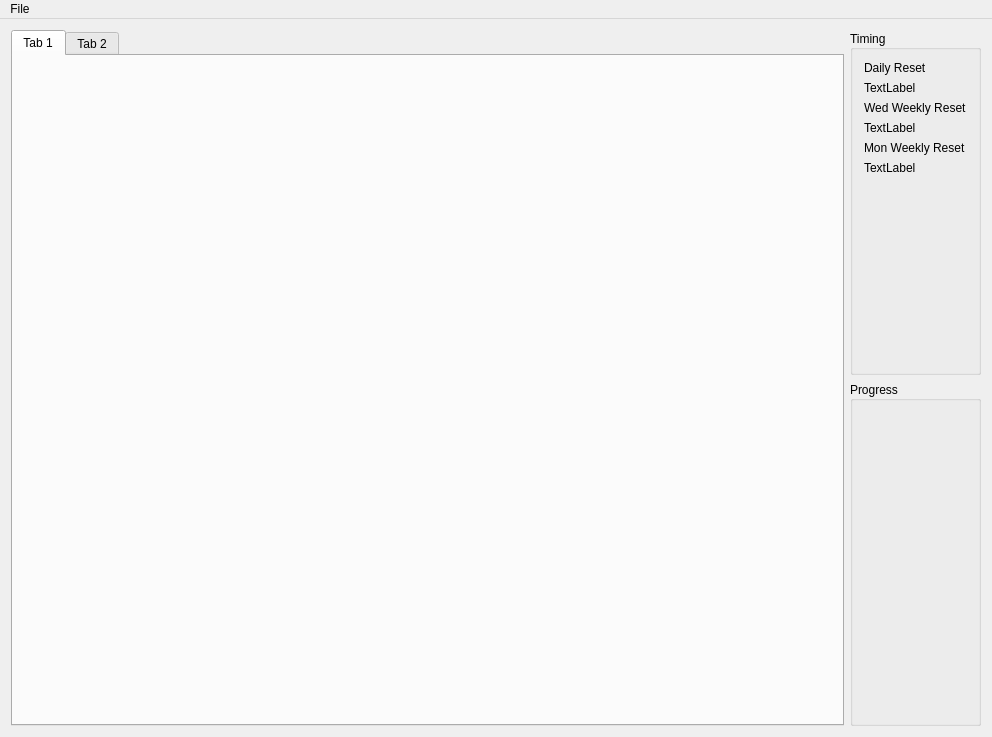
Old version of the form MapleDailyTracker/mainwindow.ui in the repository BryceCallender/OldMapleTracker.
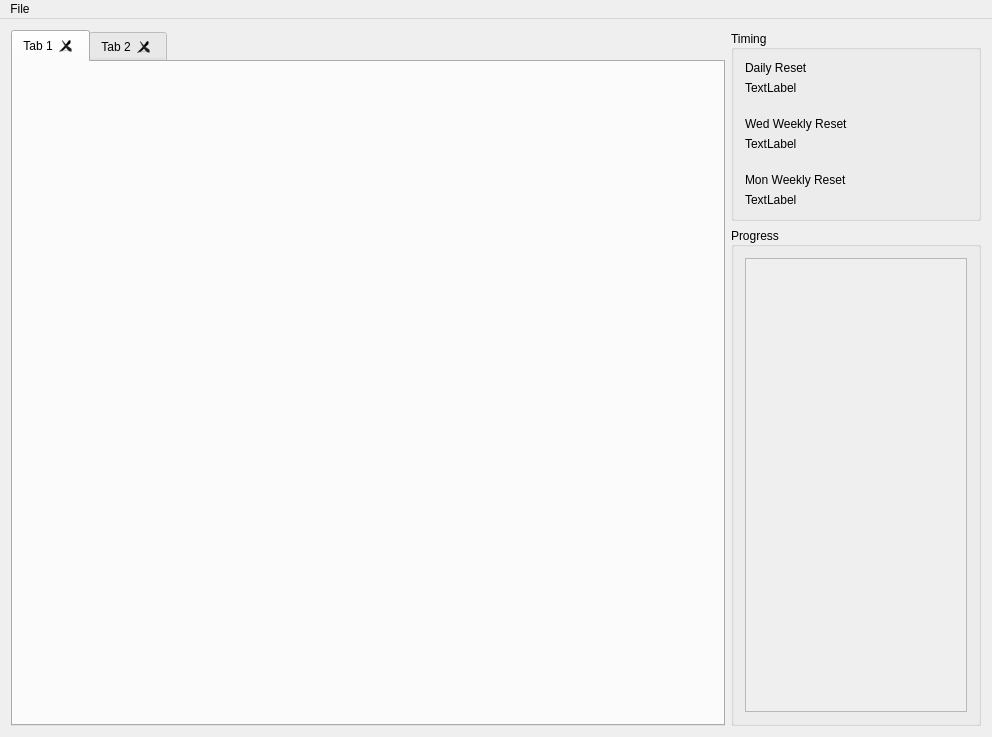
New version of the form. Custom widgets are drawn as their Qt base class.

What changed in the file:
```diff
--- a/MapleDailyTracker/mainwindow.ui
+++ b/MapleDailyTracker/mainwindow.ui
@@ -21,6 +21,18 @@
        <layout class="QGridLayout" name="gridLayout">
         <item row="0" column="1">
          <widget class="TrackerTabWidget" name="tabWidget">
+          <property name="tabPosition">
+           <enum>QTabWidget::North</enum>
+          </property>
+          <property name="tabShape">
+           <enum>QTabWidget::Rounded</enum>
+          </property>
+          <property name="documentMode">
+           <bool>false</bool>
+          </property>
+          <property name="tabsClosable">
+           <bool>true</bool>
+          </property>
           <widget class="QWidget" name="tab">
            <attribute name="title">
             <string>Tab 1</string>
@@ -39,6 +51,12 @@
        <layout class="QVBoxLayout" name="verticalLayout_2">
         <item>
          <widget class="QGroupBox" name="groupBox">
+          <property name="sizePolicy">
+           <sizepolicy hsizetype="Preferred" vsizetype="Preferred">
+            <horstretch>200</horstretch>
+            <verstretch>0</verstretch>
+           </sizepolicy>
+          </property>
           <property name="title">
            <string>Timing</string>
           </property>
@@ -53,7 +71,14 @@
              </property>
             </widget>
            </item>
-           <item row="2" column="0">
+           <item row="1" column="0">
+            <widget class="QLabel" name="dailyResetLabel">
+             <property name="text">
+              <string>TextLabel</string>
+             </property>
+            </widget>
+           </item>
+           <item row="3" column="0">
             <widget class="QLabel" name="label_3">
              <property name="text">
               <string>Wed Weekly Reset</string>
@@ -61,44 +86,100 @@
             </widget>
            </item>
            <item row="4" column="0">
+            <widget class="QLabel" name="wedWeeklyResetLabel">
+             <property name="text">
+              <string>TextLabel</string>
+             </property>
+            </widget>
+           </item>
+           <item row="6" column="0">
             <widget class="QLabel" name="label_5">
              <property name="text">
               <string>Mon Weekly Reset</string>
              </property>
             </widget>
            </item>
-           <item row="1" column="0">
-            <widget class="QLabel" name="dailyResetLabel">
-             <property name="text">
-              <string>TextLabel</string>
-             </property>
-            </widget>
-           </item>
-           <item row="3" column="0">
-            <widget class="QLabel" name="wedWeeklyResetLabel">
-             <property name="text">
-              <string>TextLabel</string>
-             </property>
-            </widget>
-           </item>
-           <item row="5" column="0">
+           <item row="7" column="0">
             <widget class="QLabel" name="monWeeklyResetLabel">
              <property name="text">
               <string>TextLabel</string>
              </property>
             </widget>
            </item>
+           <item row="2" column="0">
+            <spacer name="verticalSpacer">
+             <property name="orientation">
+              <enum>Qt::Vertical</enum>
+             </property>
+             <property name="sizeType">
+              <enum>QSizePolicy::Fixed</enum>
+             </property>
+             <property name="sizeHint" stdset="0">
+              <size>
+               <width>20</width>
+               <height>10</height>
+              </size>
+             </property>
+            </spacer>
+           </item>
+           <item row="5" column="0">
+            <spacer name="verticalSpacer_2">
+             <property name="orientation">
+              <enum>Qt::Vertical</enum>
+             </property>
+             <property name="sizeType">
+              <enum>QSizePolicy::Fixed</enum>
+             </property>
+             <property name="sizeHint" stdset="0">
+              <size>
+               <width>20</width>
+               <height>10</height>
+              </size>
+             </property>
+            </spacer>
+           </item>
           </layout>
          </widget>
         </item>
         <item>
          <widget class="QGroupBox" name="groupBox_2">
+          <property name="sizePolicy">
+           <sizepolicy hsizetype="Minimum" vsizetype="Preferred">
+            <horstretch>2</horstretch>
+            <verstretch>0</verstretch>
+           </sizepolicy>
+          </property>
+          <property name="maximumSize">
+           <size>
+            <width>250</width>
+            <height>16777215</height>
+           </size>
+          </property>
           <property name="title">
            <string>Progress</string>
           </property>
           <property name="alignment">
            <set>Qt::AlignLeading|Qt::AlignLeft|Qt::AlignVCenter</set>
           </property>
+          <layout class="QVBoxLayout" name="verticalLayout_3">
+           <item>
+            <widget class="QScrollArea" name="scrollArea">
+             <property name="widgetResizable">
+              <bool>true</bool>
+             </property>
+             <widget class="Progress" name="progressContents">
+              <property name="geometry">
+               <rect>
+                <x>0</x>
+                <y>0</y>
+                <width>224</width>
+                <height>299</height>
+               </rect>
+              </property>
+             </widget>
+            </widget>
+           </item>
+          </layout>
          </widget>
         </item>
        </layout>
@@ -138,6 +219,12 @@
    <header>trackertabwidget.h</header>
    <container>1</container>
   </customwidget>
+  <customwidget>
+   <class>Progress</class>
+   <extends>QWidget</extends>
+   <header>progress.h</header>
+   <container>1</container>
+  </customwidget>
  </customwidgets>
  <resources/>
  <connections/>
```
